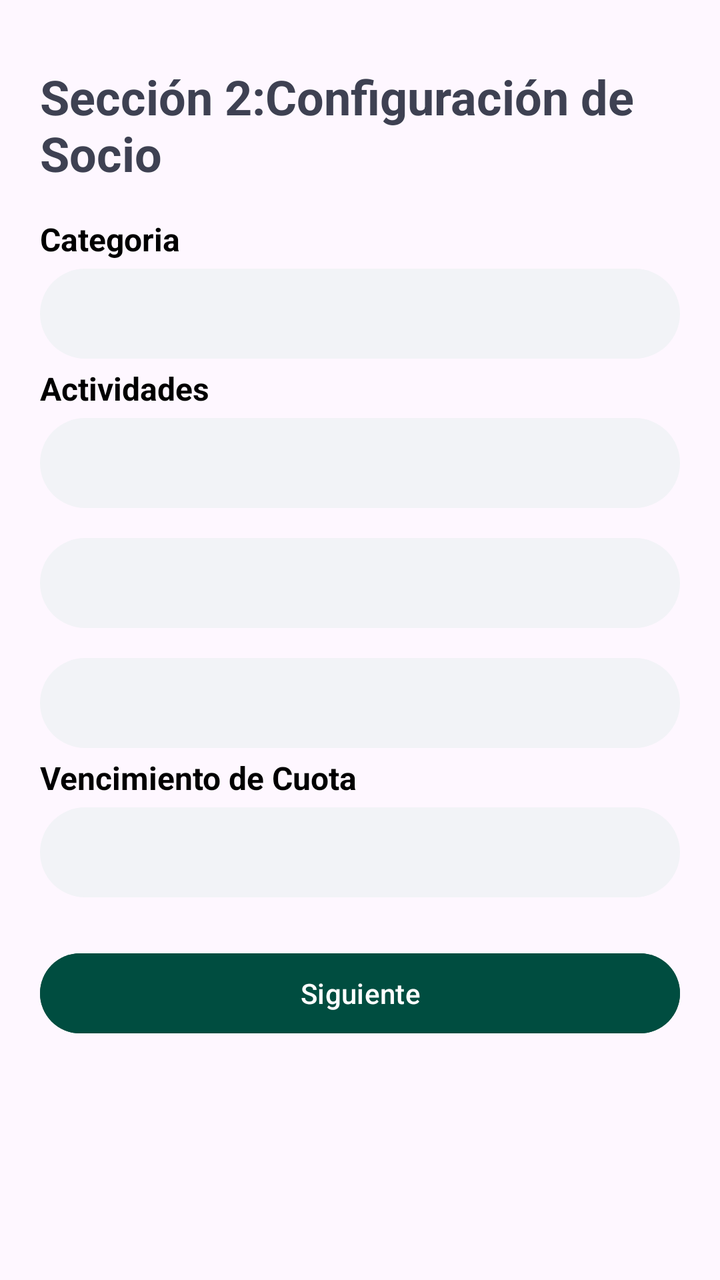
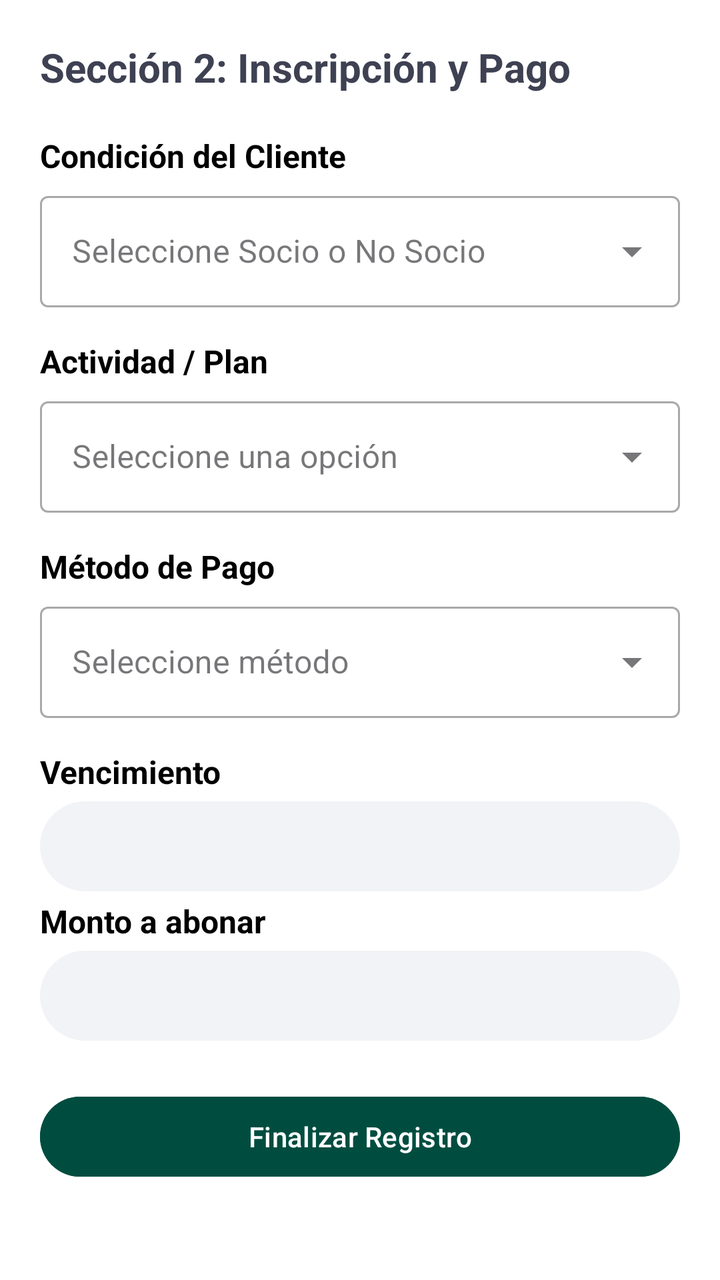

Before-and-after screenshots of an Android layout around one commit, followed by the original layout XML and the change that was made.
<!-- AndroidManifest.xml: application theme Theme.ClubDeportivoDAM -->
<!-- res/layout/fragment_registro_socio_2.xml -->
<?xml version="1.0" encoding="utf-8"?>
<ScrollView xmlns:android="http://schemas.android.com/apk/res/android"
    android:layout_width="match_parent"
    android:layout_height="match_parent">

<LinearLayout
    android:layout_width="match_parent"
    android:layout_height="wrap_content"
    android:orientation="vertical"
    android:padding="20dp">



    <TextView
        android:layout_width="wrap_content"
        android:layout_height="wrap_content"
        android:layout_centerVertical="true"
        android:layout_marginVertical="12sp"
        android:text="Sección 2:Configuración de Socio"
        android:textColor="#3E4152"
        android:textSize="24sp"
        android:textStyle="bold" />

    <TextView style="@style/LabelStyle" android:text="Categoria" />
    <EditText style="@style/InputStyle" android:id="@+id/etCategoria" android:inputType="text" />

    <TextView style="@style/LabelStyle" android:text="Actividades" />
    <EditText style="@style/InputStyle" android:inputType="text" android:layout_marginBottom="15dp"/>
    <EditText style="@style/InputStyle" android:inputType="text" android:layout_marginBottom="15dp"/>
    <EditText style="@style/InputStyle" android:inputType="text" />

    <TextView style="@style/LabelStyle" android:text="Vencimiento de Cuota" />
    <EditText style="@style/InputStyle" android:id="@+id/etVencimiento" android:inputType="date"   />


    <Button
        android:id="@+id/btnSiguiente2"
        android:layout_width="match_parent"
        android:layout_height="wrap_content"
        android:layout_marginTop="24dp"
        android:text="Siguiente"
        android:backgroundTint="#004D40"/>
</LinearLayout>
</ScrollView>
<!-- resources referenced by this layout -->
<resources>
  <style name="InputStyle">
      <item name="android:layout_width">match_parent</item>
      <item name="android:layout_height">45dp</item>
      <item name="android:background">@drawable/input_field</item>
      <item name="android:paddingHorizontal">12dp</item>
      <item name="android:textColor">#3E4152</item>
      <item name="android:textSize">14sp</item>
  </style>
  <style name="LabelStyle">
      <item name="android:layout_width">match_parent</item>
      <item name="android:layout_height">wrap_content</item>
      <item name="android:textColor">#000000</item>
      <item name="android:textSize">16sp</item>
      <item name="android:textStyle">bold</item>
      <item name="android:layout_marginTop">4dp</item>
      <item name="android:layout_marginBottom">4dp</item>
  </style>
  <style name="Theme.ClubDeportivoDAM" parent="Base.Theme.ClubDeportivoDAM" />
  <!-- drawable input_field (drawable) -->
  <?xml version="1.0" encoding="utf-8"?>
  <shape xmlns:android="http://schemas.android.com/apk/res/android">
      <solid android:color="#F2F3F7" /> <corners android:radius="30dp" />
  </shape>
  <style name="Base.Theme.ClubDeportivoDAM" parent="Theme.Material3.DayNight.NoActionBar">
          
          
      </style>
</resources>

<!-- the commit's change to res/layout/fragment_registro_socio_2.xml (unified diff, before → after) -->
@@ -1,44 +1,89 @@
 <?xml version="1.0" encoding="utf-8"?>
 <ScrollView xmlns:android="http://schemas.android.com/apk/res/android"
+    xmlns:app="http://schemas.android.com/apk/res-auto"
     android:layout_width="match_parent"
-    android:layout_height="match_parent">
+    android:layout_height="match_parent"
+    android:background="#FFFFFF">
 
-<LinearLayout
-    android:layout_width="match_parent"
-    android:layout_height="wrap_content"
-    android:orientation="vertical"
-    android:padding="20dp">
-
-
-
-    <TextView
-        android:layout_width="wrap_content"
-        android:layout_height="wrap_content"
-        android:layout_centerVertical="true"
-        android:layout_marginVertical="12sp"
-        android:text="Sección 2:Configuración de Socio"
-        android:textColor="#3E4152"
-        android:textSize="24sp"
-        android:textStyle="bold" />
-
-    <TextView style="@style/LabelStyle" android:text="Categoria" />
-    <EditText style="@style/InputStyle" android:id="@+id/etCategoria" android:inputType="text" />
-
-    <TextView style="@style/LabelStyle" android:text="Actividades" />
-    <EditText style="@style/InputStyle" android:inputType="text" android:layout_marginBottom="15dp"/>
-    <EditText style="@style/InputStyle" android:inputType="text" android:layout_marginBottom="15dp"/>
-    <EditText style="@style/InputStyle" android:inputType="text" />
-
-    <TextView style="@style/LabelStyle" android:text="Vencimiento de Cuota" />
-    <EditText style="@style/InputStyle" android:id="@+id/etVencimiento" android:inputType="date"   />
-
-
-    <Button
-        android:id="@+id/btnSiguiente2"
+    <LinearLayout
         android:layout_width="match_parent"
         android:layout_height="wrap_content"
-        android:layout_marginTop="24dp"
-        android:text="Siguiente"
-        android:backgroundTint="#004D40"/>
-</LinearLayout>
+        android:orientation="vertical"
+        android:padding="20dp">
+
+        <TextView
+            android:layout_width="wrap_content"
+            android:layout_height="wrap_content"
+            android:layout_marginBottom="16dp"
+            android:text="Sección 2: Inscripción y Pago"
+            android:textColor="#3E4152"
+            android:textSize="20sp"
+            android:textStyle="bold" />
+
+        <TextView style="@style/LabelStyle" android:text="Condición del Cliente" />
+        <com.google.android.material.textfield.TextInputLayout
+            style="@style/Widget.MaterialComponents.TextInputLayout.OutlinedBox.ExposedDropdownMenu"
+            android:layout_width="match_parent"
+            android:layout_height="wrap_content"
+            android:layout_marginBottom="12dp">
+            <AutoCompleteTextView
+                android:id="@+id/spinnerEstado"
+                android:layout_width="match_parent"
+                android:layout_height="wrap_content"
+                android:hint="Seleccione Socio o No Socio"
+                android:inputType="none" />
+        </com.google.android.material.textfield.TextInputLayout>
+
+        <TextView style="@style/LabelStyle" android:text="Actividad / Plan" />
+        <com.google.android.material.textfield.TextInputLayout
+            style="@style/Widget.MaterialComponents.TextInputLayout.OutlinedBox.ExposedDropdownMenu"
+            android:layout_width="match_parent"
+            android:layout_height="wrap_content"
+            android:layout_marginBottom="12dp">
+            <AutoCompleteTextView
+                android:id="@+id/spinnerActividades"
+                android:layout_width="match_parent"
+                android:layout_height="wrap_content"
+                android:hint="Seleccione una opción"
+                android:inputType="none" />
+        </com.google.android.material.textfield.TextInputLayout>
+
+        <TextView style="@style/LabelStyle" android:text="Método de Pago" />
+        <com.google.android.material.textfield.TextInputLayout
+            style="@style/Widget.MaterialComponents.TextInputLayout.OutlinedBox.ExposedDropdownMenu"
+            android:layout_width="match_parent"
+            android:layout_height="wrap_content"
+            android:layout_marginBottom="12dp">
+            <AutoCompleteTextView
+                android:id="@+id/spinnerPago"
+                android:layout_width="match_parent"
+                android:layout_height="wrap_content"
+                android:hint="Seleccione método"
+                android:inputType="none" />
+        </com.google.android.material.textfield.TextInputLayout>
+
+        <TextView style="@style/LabelStyle" android:text="Vencimiento" />
+        <EditText
+            android:id="@+id/etVencimiento"
+            style="@style/InputStyle"
+            android:focusable="false"
+            android:textColor="#D32F2F"
+            android:textStyle="bold" />
+
+        <TextView style="@style/LabelStyle" android:text="Monto a abonar" />
+        <EditText
+            android:id="@+id/etMonto"
+            style="@style/InputStyle"
+            android:inputType="numberDecimal" />
+
+        <Button
+            android:id="@+id/btnConfirmarInscripcion"
+            android:layout_width="match_parent"
+            android:layout_height="wrap_content"
+            android:layout_marginTop="24dp"
+            android:text="Finalizar Registro"
+            android:backgroundTint="#004D40"
+            android:textColor="#FFFFFF"/>
+
+    </LinearLayout>
 </ScrollView>
